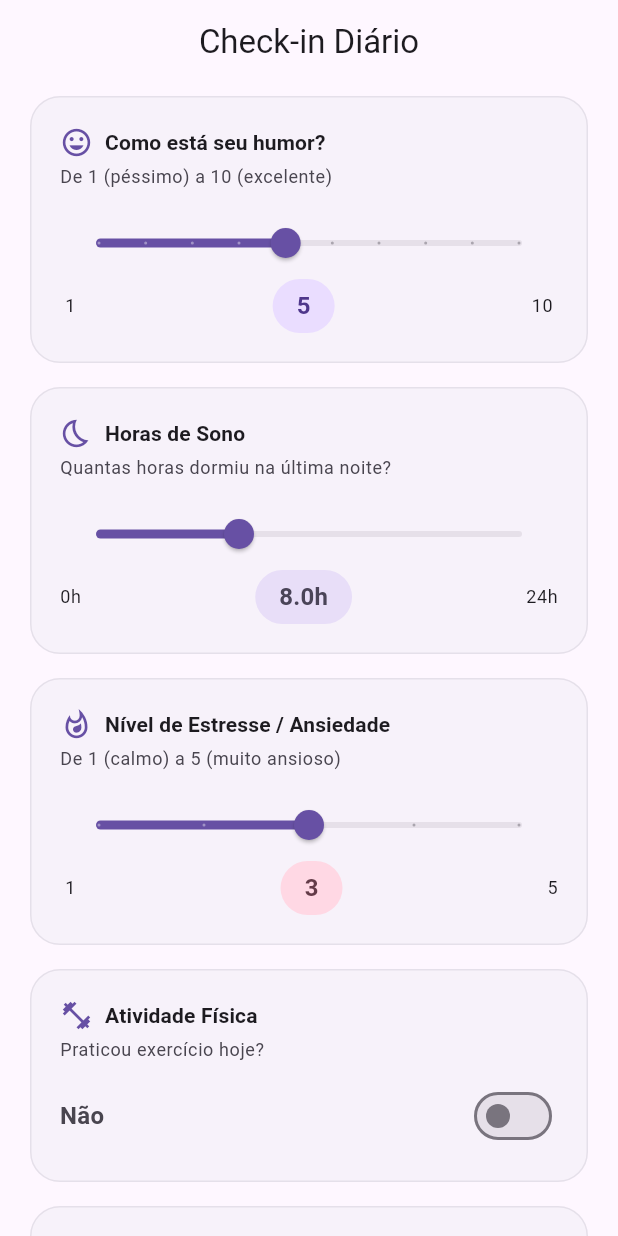
After one commit to viniciushashizume/TrabalhoDispositivosMoveis, a Flutter app: the CheckinScreen screen opened by its route, on a phone screen of 412 x 824 dp. The commit adds this screen. Run offline on Flutter 3.47's test engine with Material 3 defaults, Android fonts, the phone set to English and light mode, and no system bars; our stand-ins replace go_router.

Commit message:
feat: adicionado o check-in diário para preenchimento

```diff
--- a/projeto_dispositivos_moveis/lib/app/app.dart
+++ b/projeto_dispositivos_moveis/lib/app/app.dart
@@ -1,6 +1,8 @@
-/*import 'package:flutter/material.dart';
+import 'package:flutter/material.dart';
 import 'package:provider/provider.dart';
 import 'package:projeto_dispositivos_moveis/app/routes.dart';
+import 'package:projeto_dispositivos_moveis/app/repositories/checkin_repository.dart';
+import 'package:projeto_dispositivos_moveis/app/features/checkin/checkin_viewmodel.dart';
 
 class MyApp extends StatelessWidget {
   const MyApp({super.key});
@@ -10,6 +12,14 @@ class MyApp extends StatelessWidget {
     // MultiProvider prepara a base para a injeção de dependências
     return MultiProvider(
       providers: [
+        Provider<CheckinRepository>(
+          create: (context) => CheckinRepository(),
+        ),
+        ChangeNotifierProvider<CheckinViewmodel>(
+          create: (context) => CheckinViewmodel(
+            checkinRepository: context.read(),
+          ),
+        ),
       ],
       child: Builder(
         builder: (context) {
@@ -35,9 +45,9 @@ class HomePage extends StatelessWidget {
       body: const Center(child: Text('Bem-vindo ao Saúde Mental Monitor!')),
     );
   }
-}*/
+}
 
-import 'package:flutter/material.dart';
+/*import 'package:flutter/material.dart';
 import 'package:projeto_dispositivos_moveis/app/routes.dart';
 
 class MyApp extends StatelessWidget {
@@ -63,4 +73,4 @@ class HomePage extends StatelessWidget {
       body: const Center(child: Text('Bem-vindo ao Saúde Mental Monitor!')),
     );
   }
-}
+}*/
--- /dev/null
+++ b/projeto_dispositivos_moveis/lib/app/features/checkin/checkin_screen.dart
@@ -0,0 +1,338 @@
+import 'package:flutter/material.dart';
+import 'package:projeto_dispositivos_moveis/app/models/checkin.dart';
+import 'package:projeto_dispositivos_moveis/app/features/checkin/checkin_viewmodel.dart';
+
+class CheckinScreen extends StatefulWidget {
+  final CheckinViewmodel checkinViewmodel;
+
+  const CheckinScreen({
+    super.key,
+    required this.checkinViewmodel,
+  });
+
+  @override
+  State<CheckinScreen> createState() => _CheckinScreenState(); //cria o estado da tela de checkin
+}
+
+class _CheckinScreenState extends State<CheckinScreen> { //variáveis para armazenar os valores dos inputs da interface
+  double humor = 5;
+  double horasSono = 8;
+  double nivelEstresse = 3;
+  bool atividadeFisica = false;
+  String interacaoSocial = 'Interações breves';
+
+  final List<String> opcoesInteracao = [
+    'Isolado',
+    'Interações breves',
+    'Muito social',
+  ];
+
+  @override
+  void initState() {
+    super.initState();
+    widget.checkinViewmodel.addListener(onUpdate); //listener para observar mudanças quando o check-in for salvo com sucesso
+  }
+
+  @override
+  void dispose() { //remove o listener quando a tela for descartada, para nao ficar salvo em memoria
+    super.dispose();
+  }
+
+  void onUpdate() {
+    // quando for salvo, exibe a snackbar
+    if (widget.checkinViewmodel.isSaved) {
+      ScaffoldMessenger.of(context).showSnackBar(
+        SnackBar(
+          content: const Text('Check-in salvo com sucesso!'),
+          behavior: SnackBarBehavior.floating,
+          shape: RoundedRectangleBorder(borderRadius: BorderRadius.circular(12)),
+          backgroundColor: Theme.of(context).colorScheme.primary,
+        ),
+      );
+    }
+  }
+
+  void enviar() { //bjeto CheckIn com os valores da interface
+    final checkin = CheckIn(
+      data: DateTime.now(),
+      humor: humor.round(),
+      horasSono: horasSono,
+      nivelEstresse: nivelEstresse.round(),
+      atividadeFisica: atividadeFisica,
+      interacaoSocial: interacaoSocial,
+    );
+
+    widget.checkinViewmodel.saveCheckin(checkin);
+
+    // valores iniciais de estado
+    setState(() {
+      humor = 5;
+      horasSono = 8;
+      nivelEstresse = 3;
+      atividadeFisica = false;
+      interacaoSocial = 'Interações breves';
+    });
+  }
+
+  @override
+  Widget build(BuildContext context) {
+    final theme = Theme.of(context);
+    final colorScheme = theme.colorScheme;
+    final vm = widget.checkinViewmodel;
+
+    return ListenableBuilder( //reconstrói a interface quando a vm notificar
+      listenable: vm,
+      builder: (context, child) {
+        return Scaffold(
+          appBar: AppBar(
+            title: const Text('Check-in Diário'),
+            centerTitle: true,
+          ),
+          body: SingleChildScrollView(
+            padding: const EdgeInsets.fromLTRB(20, 8, 20, 32),
+            child: Column(
+              crossAxisAlignment: CrossAxisAlignment.start,
+              children: [
+                _buildSectionCard(
+                  icon: Icons.mood,
+                  title: 'Como está seu humor?',
+                  subtitle: 'De 1 (péssimo) a 10 (excelente)',
+                  child: Column(
+                    children: [
+                      Slider(
+                        value: humor,
+                        min: 1,
+                        max: 10,
+                        divisions: 9,
+                        label: humor.round().toString(),
+                        onChanged: (v) => setState(() => humor = v), //atualiza ea interface é reconstruída para mostrar a mudança
+                      ),
+                      Row(
+                        mainAxisAlignment: MainAxisAlignment.spaceBetween,
+                        children: [
+                          Text(' 1', style: theme.textTheme.bodySmall),
+                          Container(
+                            padding: const EdgeInsets.symmetric(horizontal: 16, vertical: 6),
+                            decoration: BoxDecoration(
+                              color: colorScheme.primaryContainer,
+                              borderRadius: BorderRadius.circular(20),
+                            ),
+                            child: Text(
+                              '${humor.round()}',
+                              style: theme.textTheme.titleMedium?.copyWith(
+                                color: colorScheme.onPrimaryContainer,
+                                fontWeight: FontWeight.bold,
+                              ),
+                            ),
+                          ),
+                          Text('10 ', style: theme.textTheme.bodySmall),
+                        ],
+                      ),
+                    ],
+                  ),
+                ),
+                _buildSectionCard(
+                  icon: Icons.bedtime_outlined,
+                  title: 'Horas de Sono',
+                  subtitle: 'Quantas horas dormiu na última noite?',
+                  child: Column(
+                    children: [
+                      Slider(
+                        value: horasSono,
+                        min: 0,
+                        max: 24,
+                        divisions: 48,
+                        label: horasSono.toStringAsFixed(1),
+                        onChanged: (v) => setState(() => horasSono = v),
+                      ),
+                      Row(
+                        mainAxisAlignment: MainAxisAlignment.spaceBetween,
+                        children: [
+                          Text('0h', style: theme.textTheme.bodySmall),
+                          Container(
+                            padding: const EdgeInsets.symmetric(horizontal: 16, vertical: 6),
+                            decoration: BoxDecoration(
+                              color: colorScheme.secondaryContainer,
+                              borderRadius: BorderRadius.circular(20),
+                            ),
+                            child: Text(
+                              '${horasSono.toStringAsFixed(1)}h',
+                              style: theme.textTheme.titleMedium?.copyWith(
+                                color: colorScheme.onSecondaryContainer,
+                                fontWeight: FontWeight.bold,
+                              ),
+                            ),
+                          ),
+                          Text('24h', style: theme.textTheme.bodySmall),
+                        ],
+                      ),
+                    ],
+                  ),
+                ),
+                _buildSectionCard(
+                  icon: Icons.whatshot_outlined,
+                  title: 'Nível de Estresse / Ansiedade',
+                  subtitle: 'De 1 (calmo) a 5 (muito ansioso)',
+                  child: Column(
+                    children: [
+                      Slider(
+                        value: nivelEstresse,
+                        min: 1,
+                        max: 5,
+                        divisions: 4,
+                        label: nivelEstresse.round().toString(),
+                        onChanged: (v) => setState(() => nivelEstresse = v),
+                      ),
+                      Row(
+                        mainAxisAlignment: MainAxisAlignment.spaceBetween,
+                        children: [
+                          Text(' 1', style: theme.textTheme.bodySmall),
+                          Container(
+                            padding: const EdgeInsets.symmetric(horizontal: 16, vertical: 6),
+                            decoration: BoxDecoration(
+                              color: colorScheme.tertiaryContainer,
+                              borderRadius: BorderRadius.circular(20),
+                            ),
+                            child: Text(
+                              '${nivelEstresse.round()}',
+                              style: theme.textTheme.titleMedium?.copyWith(
+                                color: colorScheme.onTertiaryContainer,
+                                fontWeight: FontWeight.bold,
+                              ),
+                            ),
+                          ),
+                          Text('5', style: theme.textTheme.bodySmall),
+                        ],
+                      ),
+                    ],
+                  ),
+                ),
+                _buildSectionCard(
+                  icon: Icons.fitness_center,
+                  title: 'Atividade Física',
+                  subtitle: 'Praticou exercício hoje?',
+                  child: Row(
+                    mainAxisAlignment: MainAxisAlignment.spaceBetween,
+                    children: [
+                      Text(
+                        atividadeFisica ? 'Sim' : 'Não',
+                        style: theme.textTheme.titleMedium?.copyWith(
+                          fontWeight: FontWeight.w600,
+                          color: atividadeFisica
+                              ? colorScheme.primary
+                              : colorScheme.onSurfaceVariant,
+                        ),
+                      ),
+                      Switch.adaptive(
+                        value: atividadeFisica,
+                        onChanged: (v) => setState(() => atividadeFisica = v),
+                      ),
+                    ],
+                  ),
+                ),
+                _buildSectionCard(
+                  icon: Icons.people_outline,
+                  title: 'Interação Social',
+                  subtitle: 'Como foi seu contato social hoje?',
+                  child: Wrap(
+                    spacing: 8,
+                    children: opcoesInteracao.map((opcao) {
+                      final selecionado = interacaoSocial == opcao;
+                      return ChoiceChip(
+                        label: Text(opcao),
+                        selected: selecionado,
+                        onSelected: (_) => setState(() => interacaoSocial = opcao),
+                        selectedColor: colorScheme.primaryContainer,
+                        labelStyle: TextStyle(
+                          color: selecionado
+                              ? colorScheme.onPrimaryContainer
+                              : colorScheme.onSurface,
+                          fontWeight: selecionado ? FontWeight.w600 : FontWeight.normal,
+                        ),
+                      );
+                    }).toList(),
+                  ),
+                ),
+                const SizedBox(height: 24),
+                SizedBox(
+                  width: double.infinity,
+                  child: FilledButton.icon(
+                    // Desabilita o botão se a ViewModel estiver salvando
+                    onPressed: vm.isSaving ? null : enviar,
+                    icon: vm.isSaving
+                        ? const SizedBox(
+                        width: 20,
+                        height: 20,
+                        child: CircularProgressIndicator(strokeWidth: 2)
+                    )
+                        : const Icon(Icons.check_circle_outline),
+                    label: Text(
+                      vm.isSaving ? 'Enviando...' : 'Enviar Check-in',
+                      style: const TextStyle(fontSize: 16),
+                    ),
+                    style: FilledButton.styleFrom(
+                      padding: const EdgeInsets.symmetric(vertical: 16),
+                      shape: RoundedRectangleBorder(
+                        borderRadius: BorderRadius.circular(16),
+                      ),
+                    ),
+                  ),
+                ),
+              ],
+            ),
+          ),
+        );
+      },
+    );
+  }
+
+  Widget _buildSectionCard({ //widget para criar os cards de cada seção do check-in
+    required IconData icon,
+    required String title,
+    required String subtitle,
+    required Widget child,
+  }) {
+    final theme = Theme.of(context);
+    return Card(
+      margin: const EdgeInsets.only(bottom: 16),
+      elevation: 0,
+      shape: RoundedRectangleBorder(
+        borderRadius: BorderRadius.circular(20),
+        side: BorderSide(
+          color: theme.colorScheme.outlineVariant.withAlpha(100),
+        ),
+      ),
+      child: Padding(
+        padding: const EdgeInsets.all(20),
+        child: Column(
+          crossAxisAlignment: CrossAxisAlignment.start,
+          children: [
+            Row(
+              children: [
+                Icon(icon, color: theme.colorScheme.primary, size: 22),
+                const SizedBox(width: 8),
+                Expanded(
+                  child: Text(
+                    title,
+                    style: theme.textTheme.titleSmall?.copyWith(
+                      fontWeight: FontWeight.bold,
+                    ),
+                  ),
+                ),
+              ],
+            ),
+            const SizedBox(height: 4),
+            Text(
+              subtitle,
+              style: theme.textTheme.bodySmall?.copyWith(
+                color: theme.colorScheme.onSurfaceVariant,
+              ),
+            ),
+            const SizedBox(height: 12),
+            child,
+          ],
+        ),
+      ),
+    );
+  }
+}
--- /dev/null
+++ b/projeto_dispositivos_moveis/lib/app/features/checkin/checkin_viewmodel.dart
@@ -0,0 +1,30 @@
+import 'package:flutter/material.dart';
+import 'package:projeto_dispositivos_moveis/app/models/checkin.dart';
+import 'package:projeto_dispositivos_moveis/app/repositories/checkin_repository.dart';
+
+class CheckinViewmodel extends ChangeNotifier { //viewmodel para gerenciar o estado da tela de checkin
+  bool isSaved = false;
+  bool isSaving = false;
+  List<CheckIn> checkins = [];
+  final CheckinRepository checkinRepository;
+
+  CheckinViewmodel({required this.checkinRepository});
+
+  void load() async { //carrega os checkins da "api"
+    checkins = await checkinRepository.loadCheckins();
+    notifyListeners();
+  }
+
+  void saveCheckin(CheckIn checkin) async {
+    isSaving = true;
+    notifyListeners();
+
+    await checkinRepository.addCheckin(checkin); //salva o checkin e espera a resposta da "api"
+
+    isSaved = true;
+    isSaving = false;
+    notifyListeners();
+    isSaved = false;
+    load();
+  }
+}
--- a/projeto_dispositivos_moveis/lib/app/login/loginscreen.dart
+++ b/projeto_dispositivos_moveis/lib/app/login/loginscreen.dart
@@ -35,7 +35,7 @@ class _LoginScreenState extends State<LoginScreen> {
             ElevatedButton(
               onPressed: () {
                 if (email == 'user@example.com' && password == 'password') { //teste
-                  context.go(Routes.home);
+                  context.go(Routes.checkin);
                 }
               },
               child: const Text('Login'),
--- /dev/null
+++ b/projeto_dispositivos_moveis/lib/app/models/checkin.dart
@@ -0,0 +1,43 @@
+class CheckIn {
+  final String? id;
+  final DateTime data;
+  final int humor; // 1–10
+  final double horasSono; // 0–24
+  final int nivelEstresse; // 1–5
+  final bool atividadeFisica;
+  final String interacaoSocial; // "Isolado", "Interações breves", "Muito social"
+
+  CheckIn({
+    this.id,
+    required this.data,
+    required this.humor,
+    required this.horasSono,
+    required this.nivelEstresse,
+    required this.atividadeFisica,
+    required this.interacaoSocial,
+  });
+
+  Map<String, dynamic> toJson() {
+    return {
+      'id': id,
+      'data': data.toIso8601String(),
+      'humor': humor,
+      'horasSono': horasSono,
+      'nivelEstresse': nivelEstresse,
+      'atividadeFisica': atividadeFisica,
+      'interacaoSocial': interacaoSocial,
+    };
+  }
+
+  factory CheckIn.fromJson(Map<String, dynamic> json) {
+    return CheckIn(
+      id: json['id'] as String?,
+      data: DateTime.parse(json['data'] as String),
+      humor: json['humor'] as int,
+      horasSono: (json['horasSono'] as num).toDouble(),
+      nivelEstresse: json['nivelEstresse'] as int,
+      atividadeFisica: json['atividadeFisica'] as bool,
+      interacaoSocial: json['interacaoSocial'] as String,
+    );
+  }
+}
--- /dev/null
+++ b/projeto_dispositivos_moveis/lib/app/repositories/checkin_repository.dart
@@ -0,0 +1,22 @@
+import 'dart:collection';
+import 'package:projeto_dispositivos_moveis/app/models/checkin.dart';
+
+class CheckinRepository {
+  final List<CheckIn> _checkinsList = [];
+
+  UnmodifiableListView<CheckIn> get checkins =>
+      UnmodifiableListView(_checkinsList);
+
+  Future<void> addCheckin(CheckIn checkin) async {
+    await Future.delayed(
+      const Duration(seconds: 2),
+    ); //"simulacao" de tempo de requisição da api
+
+    _checkinsList.add(checkin);
+  }
+
+  Future<List<CheckIn>> loadCheckins() async {
+    await Future.delayed(const Duration(seconds: 2));
+    return checkins;
+  }
+}
--- a/projeto_dispositivos_moveis/lib/app/routes.dart
+++ b/projeto_dispositivos_moveis/lib/app/routes.dart
@@ -1,7 +1,8 @@
 import 'package:go_router/go_router.dart';
 import 'package:projeto_dispositivos_moveis/app/app.dart';
 import 'package:projeto_dispositivos_moveis/app/login/loginscreen.dart';
-
+import 'package:projeto_dispositivos_moveis/app/features/checkin/checkin_screen.dart';
+import 'package:provider/provider.dart';
 final class Routes {
   static const login = '/login';
   static const signup = '/signup';
@@ -21,5 +22,11 @@ final routes = GoRouter(
       path: Routes.home,
       builder: (context, state) => const HomePage(),
     ),
+    GoRoute(
+      path: Routes.checkin,
+      builder: (context, state) => CheckinScreen(
+        checkinViewmodel: context.read(),
+      ),
+    ),
   ],
 );
```
Also changed, not shown: projeto_dispositivos_moveis/lib/app/diary/checkin.dart (deleted).
